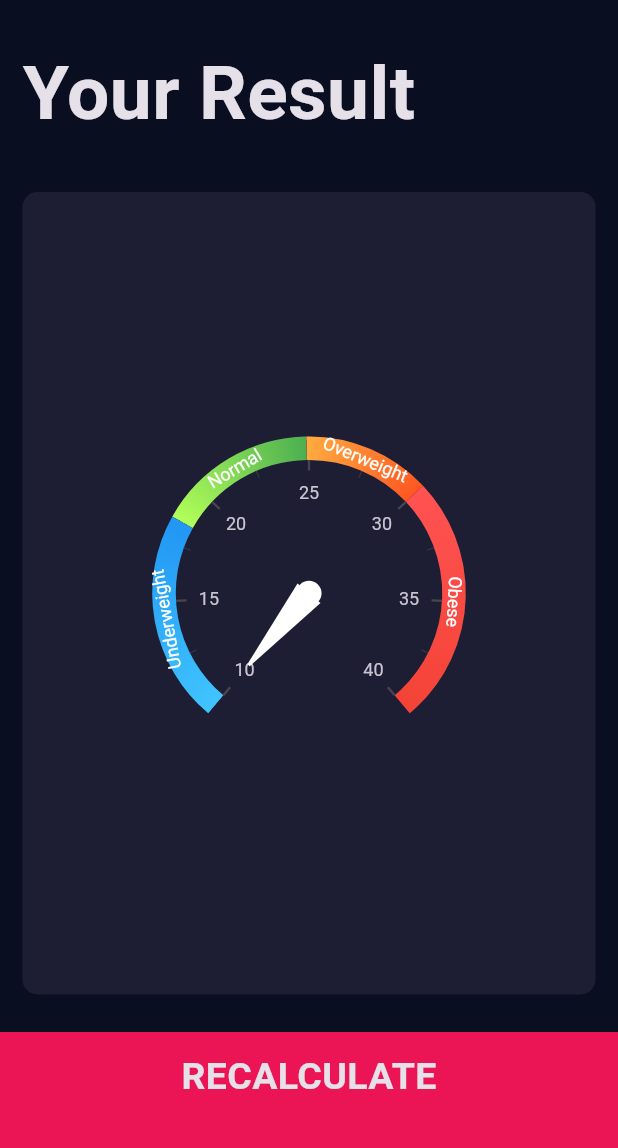
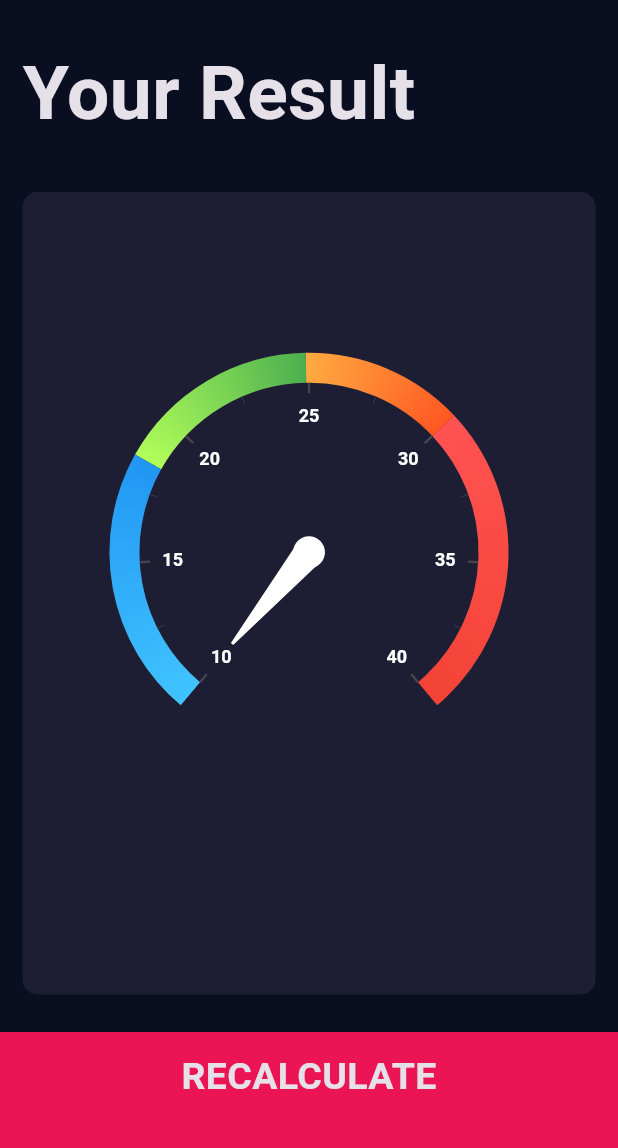
Before and after one commit to GVaibhav92/BMI_Calculator, a Flutter app: the ResultsPage screen opened directly with empty values, on a phone screen of 412 x 824 dp, the part 84-1232 px from its top. Run offline on Flutter 3.47's test engine with Material 3 defaults, Android fonts, the phone set to English and light mode, and no system bars; drawn by our look-alikes of syncfusion_flutter_gauges; our stand-ins replace font_awesome_flutter.

Commit message:
Modified result display according to gauge color

```diff
--- a/lib/screens/results_page.dart
+++ b/lib/screens/results_page.dart
@@ -12,6 +12,21 @@ class ResultsPage extends StatelessWidget {
   final String bmiResult;
   final String resultText;
   final String interpretation;
+
+  Color getResultColor(String result) {
+    switch (result.toLowerCase()) {
+      case 'underweight':
+        return Colors.blueAccent;
+      case 'normal':
+        return Colors.green;
+      case 'overweight':
+        return Colors.deepOrange;
+      case 'obese':
+        return Colors.red;
+      default:
+        return Colors.white;
+    }
+  }
 
   @override
   Widget build(BuildContext context) {
@@ -37,10 +52,17 @@ class ResultsPage extends StatelessWidget {
                 mainAxisAlignment: MainAxisAlignment.spaceEvenly,
                 crossAxisAlignment: CrossAxisAlignment.center,
                 children: <Widget>[
-                  Text(resultText.toUpperCase(), style: kresultTextStyle, textAlign: TextAlign.center,),
+                  Text(
+                    resultText.toUpperCase(),
+                    style: kresultTextStyle.copyWith(
+                      color: getResultColor(resultText),
+                    ),
+                    textAlign: TextAlign.center,
+                  ),
+
                   // BMI Gauge
                   SizedBox(
-                    height: 220,
+                    height: 280,
                     child: SfRadialGauge(
                       axes: <RadialAxis>[
                         RadialAxis(
@@ -50,24 +72,25 @@ class ResultsPage extends StatelessWidget {
                           showLabels: true,
                           showTicks: true,
                           axisLineStyle: AxisLineStyle(thickness: 0.15, thicknessUnit: GaugeSizeUnit.factor),
+                          axisLabelStyle: GaugeTextStyle(
+                            color: Colors.white,
+                            fontWeight: FontWeight.bold,
+                            fontSize: 12,
+                          ),
                           ranges: <GaugeRange>[
                             GaugeRange(startValue: 10, endValue: 18.5, gradient: SweepGradient(colors: [Colors.lightBlueAccent, Colors.blue]),
-                              label: 'Underweight',
                               sizeUnit: GaugeSizeUnit.factor,
                               startWidth: 0.15,
                               endWidth: 0.15,),
                             GaugeRange(startValue: 18.5, endValue: 24.9,gradient: SweepGradient(colors: [Colors.lightGreenAccent, Colors.green]),
-                              label: 'Normal',
                               startWidth: 0.15,
                               endWidth: 0.15,
                               sizeUnit: GaugeSizeUnit.factor,),
                             GaugeRange(startValue: 24.9, endValue: 30,gradient: SweepGradient(colors: [Colors.orangeAccent, Colors.deepOrange]),
-                              label: 'Overweight',
                               startWidth: 0.15,
                               endWidth: 0.15,
                               sizeUnit: GaugeSizeUnit.factor,),
                             GaugeRange(startValue: 30, endValue: 40, gradient: SweepGradient(colors: [Colors.redAccent, Colors.red]),
-                              label: 'Obese',
                               startWidth: 0.15,
                               endWidth: 0.15,
                               sizeUnit: GaugeSizeUnit.factor,),
@@ -88,13 +111,14 @@ class ResultsPage extends StatelessWidget {
                                 style: kBMITextStyle.copyWith(fontSize: 60.0),
                               ),
                               angle: 90,
-                              positionFactor: 1.2,
-                            )
+                              positionFactor: 1.0,
+                            ),
                           ],
                         )
                       ],
                     ),
                   ),
+                  SizedBox(height: 20),
                   Text(
                     interpretation,
                     textAlign: TextAlign.center,
```
